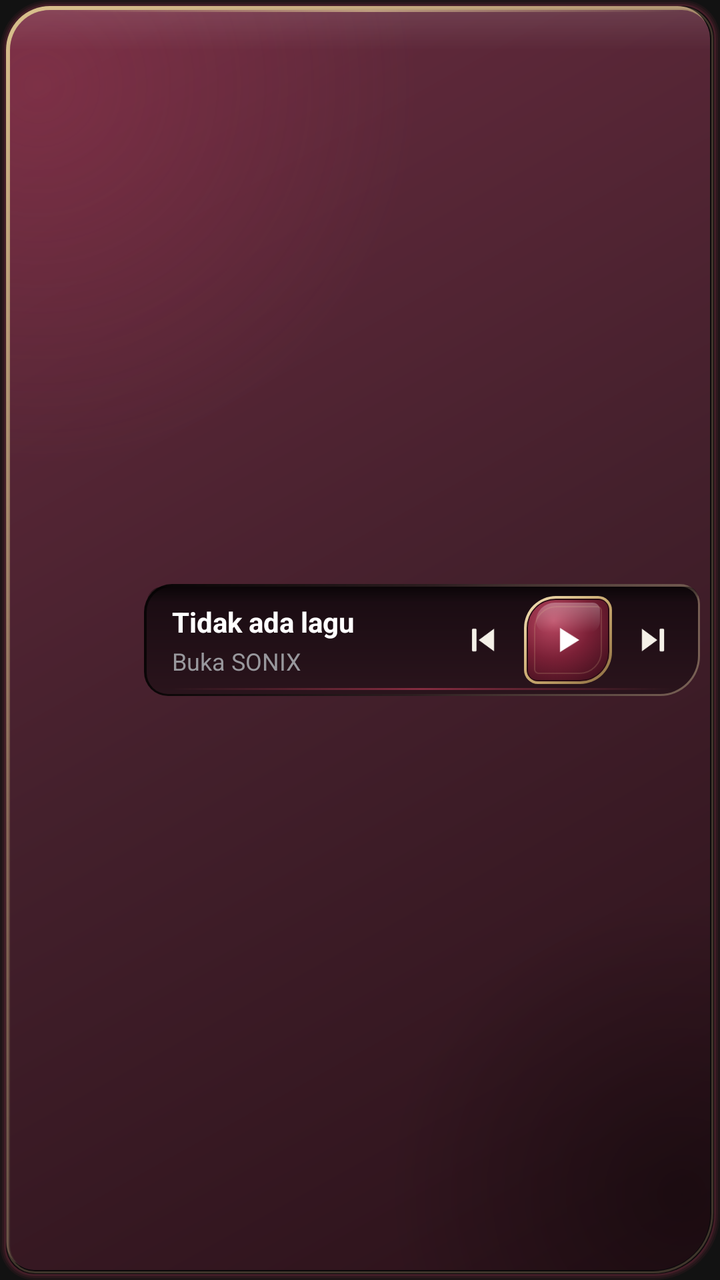
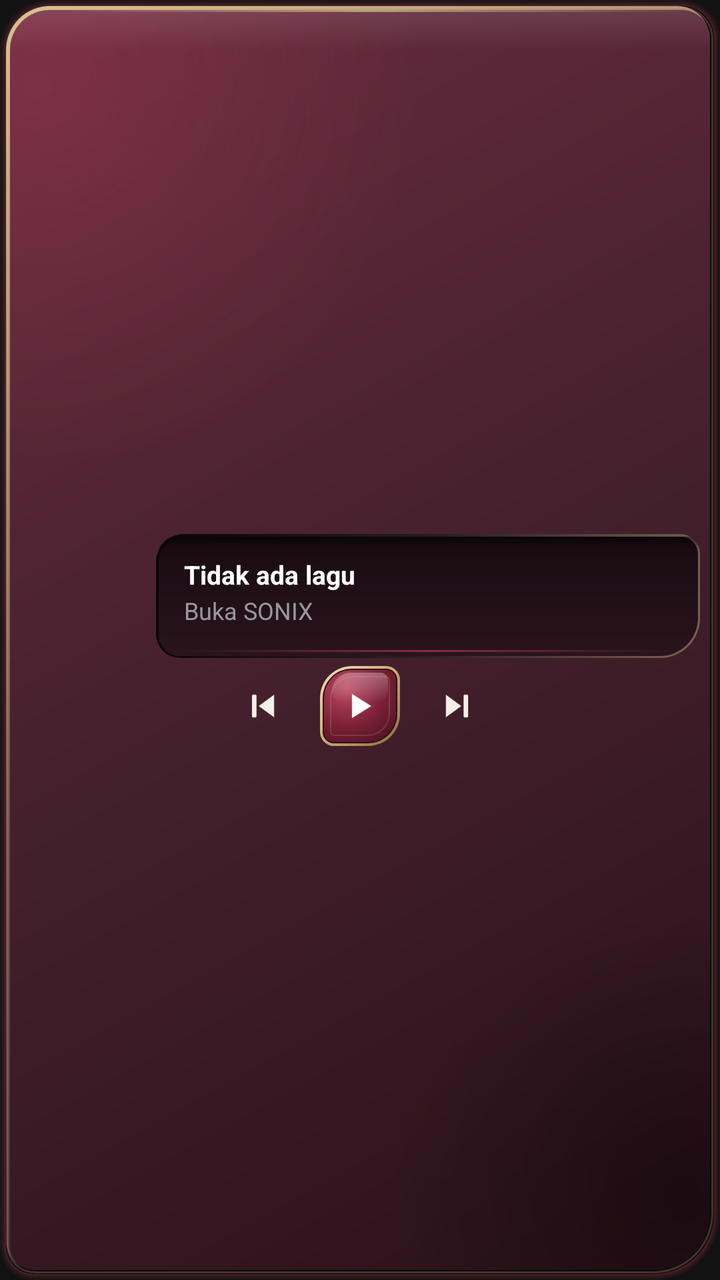

The first picture is an Android layout as it rendered before a commit; the second is the same layout after the commit. The layout source and the unified diff follow.
<!-- AndroidManifest.xml: application theme Theme.AudioPlayer -->
<!-- res/layout/widget_player.xml -->
<?xml version="1.0" encoding="utf-8"?>
<LinearLayout xmlns:android="http://schemas.android.com/apk/res/android"
    android:id="@+id/widget_root"
    android:layout_width="match_parent"
    android:layout_height="match_parent"
    android:background="@drawable/widget_background_dark"
    android:orientation="horizontal"
    android:gravity="center_vertical"
    android:padding="10dp">

    <ImageView
        android:id="@+id/widget_album_art"
        android:layout_width="56dp"
        android:layout_height="56dp"
        android:scaleType="centerCrop" />

    <LinearLayout
        android:id="@+id/widget_well"
        android:layout_width="0dp"
        android:layout_height="56dp"
        android:layout_weight="1"
        android:layout_marginStart="6dp"
        android:background="@drawable/widget_well"
        android:orientation="horizontal"
        android:gravity="center_vertical"
        android:paddingStart="14dp"
        android:paddingEnd="6dp">

        <LinearLayout
            android:layout_width="0dp"
            android:layout_height="wrap_content"
            android:layout_weight="1"
            android:layout_marginEnd="4dp"
            android:orientation="vertical">

            <TextView
                android:id="@+id/widget_title"
                android:layout_width="match_parent"
                android:layout_height="wrap_content"
                android:textColor="#FFFFFF"
                android:textSize="14sp"
                android:textStyle="bold"
                android:maxLines="1"
                android:scrollHorizontally="true"
                android:ellipsize="marquee"
                android:marqueeRepeatLimit="marquee_forever"
                android:focusable="true"
                android:focusableInTouchMode="true"
                android:text="Tidak ada lagu">
                <requestFocus />
            </TextView>

            <TextView
                android:id="@+id/widget_artist"
                android:layout_width="match_parent"
                android:layout_height="wrap_content"
                android:layout_marginTop="2dp"
                android:textColor="#98989D"
                android:textSize="12sp"
                android:maxLines="1"
                android:ellipsize="end"
                android:text="Buka SONIX" />
        </LinearLayout>

        <ImageButton
            android:id="@+id/widget_prev"
            android:layout_width="34dp"
            android:layout_height="34dp"
            android:padding="7dp"
            android:background="@android:color/transparent"
            android:scaleType="fitCenter"
            android:src="@drawable/ic_widget_previous"
            android:contentDescription="Sebelumnya" />

        <ImageButton
            android:id="@+id/widget_play_pause"
            android:layout_width="44dp"
            android:layout_height="44dp"
            android:layout_marginStart="4dp"
            android:padding="12dp"
            android:background="@drawable/widget_play_button_bg"
            android:scaleType="fitCenter"
            android:src="@drawable/ic_widget_play"
            android:contentDescription="Putar" />

        <ImageButton
            android:id="@+id/widget_next"
            android:layout_width="34dp"
            android:layout_height="34dp"
            android:layout_marginStart="4dp"
            android:padding="7dp"
            android:background="@android:color/transparent"
            android:scaleType="fitCenter"
            android:src="@drawable/ic_widget_next"
            android:contentDescription="Berikutnya" />

    </LinearLayout>

</LinearLayout>
<!-- resources referenced by this layout -->
<resources>
  <!-- drawable ic_widget_next: png bitmap (drawable, 1562 bytes) -->
  <!-- drawable ic_widget_play: png bitmap (drawable, 776 bytes) -->
  <!-- drawable ic_widget_previous: png bitmap (drawable, 1621 bytes) -->
  <!-- drawable widget_background_dark: vector/xml drawable (drawable, 6149 chars, omitted) -->
  <!-- drawable widget_play_button_bg: vector/xml drawable (drawable, 6458 chars, omitted) -->
  <!-- drawable widget_well: vector/xml drawable (drawable, 2400 chars, omitted) -->
  <style name="Theme.AudioPlayer" parent="android:Theme.Material.NoActionBar">
          <item name="android:windowBackground">@color/black</item>
      </style>
  <color name="black">#FF121212</color>
</resources>

<!-- the commit's change to res/layout/widget_player.xml (unified diff, before → after) -->
@@ -4,63 +4,66 @@
     android:layout_width="match_parent"
     android:layout_height="match_parent"
     android:background="@drawable/widget_background_dark"
-    android:orientation="horizontal"
+    android:orientation="vertical"
     android:gravity="center_vertical"
     android:padding="10dp">
 
-    <ImageView
-        android:id="@+id/widget_album_art"
-        android:layout_width="56dp"
-        android:layout_height="56dp"
-        android:scaleType="centerCrop" />
+    <LinearLayout
+        android:layout_width="match_parent"
+        android:layout_height="62dp"
+        android:orientation="horizontal"
+        android:gravity="center_vertical">
 
-    <LinearLayout
-        android:id="@+id/widget_well"
-        android:layout_width="0dp"
-        android:layout_height="56dp"
-        android:layout_weight="1"
-        android:layout_marginStart="6dp"
-        android:background="@drawable/widget_well"
-        android:orientation="horizontal"
-        android:gravity="center_vertical"
-        android:paddingStart="14dp"
-        android:paddingEnd="6dp">
+        <ImageView
+            android:id="@+id/widget_album_art"
+            android:layout_width="62dp"
+            android:layout_height="62dp"
+            android:scaleType="centerCrop" />
 
         <LinearLayout
+            android:id="@+id/widget_well"
             android:layout_width="0dp"
-            android:layout_height="wrap_content"
+            android:layout_height="62dp"
             android:layout_weight="1"
-            android:layout_marginEnd="4dp"
-            android:orientation="vertical">
+            android:layout_marginStart="6dp"
+            android:background="@drawable/widget_well"
+            android:orientation="vertical"
+            android:gravity="center_vertical"
+            android:paddingStart="14dp"
+            android:paddingEnd="12dp"
+            android:paddingBottom="4dp">
 
             <TextView
                 android:id="@+id/widget_title"
                 android:layout_width="match_parent"
                 android:layout_height="wrap_content"
                 android:textColor="#FFFFFF"
-                android:textSize="14sp"
+                android:textSize="13sp"
                 android:textStyle="bold"
-                android:maxLines="1"
-                android:scrollHorizontally="true"
-                android:ellipsize="marquee"
-                android:marqueeRepeatLimit="marquee_forever"
-                android:focusable="true"
-                android:focusableInTouchMode="true"
-                android:text="Tidak ada lagu">
-                <requestFocus />
-            </TextView>
+                android:maxLines="2"
+                android:ellipsize="end"
+                android:text="Tidak ada lagu" />
 
             <TextView
                 android:id="@+id/widget_artist"
                 android:layout_width="match_parent"
                 android:layout_height="wrap_content"
-                android:layout_marginTop="2dp"
+                android:layout_marginTop="1dp"
                 android:textColor="#98989D"
                 android:textSize="12sp"
                 android:maxLines="1"
                 android:ellipsize="end"
                 android:text="Buka SONIX" />
         </LinearLayout>
+
+    </LinearLayout>
+
+    <LinearLayout
+        android:layout_width="match_parent"
+        android:layout_height="40dp"
+        android:layout_marginTop="4dp"
+        android:orientation="horizontal"
+        android:gravity="center">
 
         <ImageButton
             android:id="@+id/widget_prev"
@@ -74,10 +77,10 @@
 
         <ImageButton
             android:id="@+id/widget_play_pause"
-            android:layout_width="44dp"
-            android:layout_height="44dp"
-            android:layout_marginStart="4dp"
-            android:padding="12dp"
+            android:layout_width="40dp"
+            android:layout_height="40dp"
+            android:layout_marginStart="12dp"
+            android:padding="10dp"
             android:background="@drawable/widget_play_button_bg"
             android:scaleType="fitCenter"
             android:src="@drawable/ic_widget_play"
@@ -87,7 +90,7 @@
             android:id="@+id/widget_next"
             android:layout_width="34dp"
             android:layout_height="34dp"
-            android:layout_marginStart="4dp"
+            android:layout_marginStart="12dp"
             android:padding="7dp"
             android:background="@android:color/transparent"
             android:scaleType="fitCenter"
